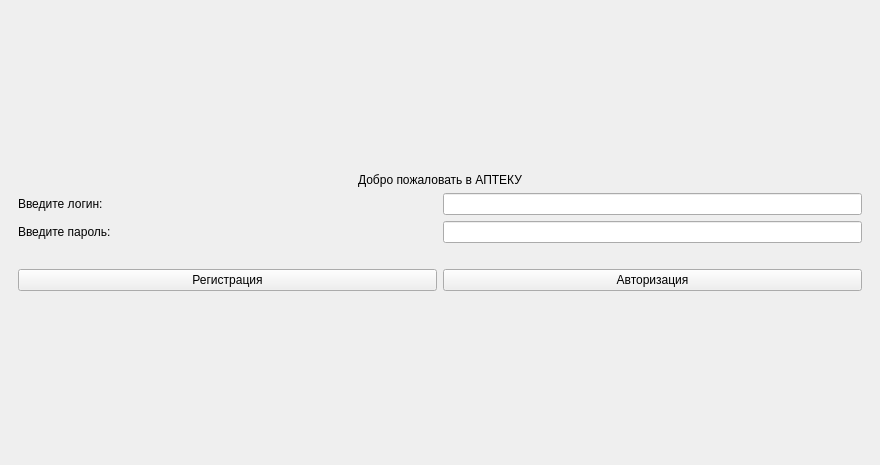
Old version of the form mainwindow.ui in the repository Toxicattack4up/AptekaService.
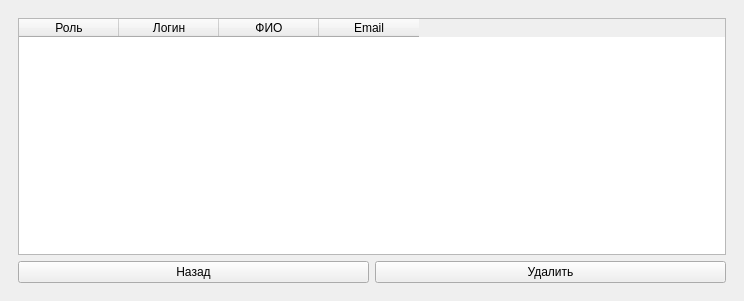
New version of the form. The open tabs and pages were chosen to show the change.

What changed in the file:
```diff
--- a/mainwindow.ui
+++ b/mainwindow.ui
@@ -6,8 +6,8 @@
    <rect>
     <x>0</x>
     <y>0</y>
-    <width>880</width>
-    <height>465</height>
+    <width>744</width>
+    <height>301</height>
    </rect>
   </property>
   <property name="sizePolicy">
@@ -192,6 +192,91 @@
         </item>
        </layout>
       </widget>
+      <widget class="QWidget" name="page_view_employees">
+       <layout class="QGridLayout" name="gridLayout_13">
+        <item row="0" column="0">
+         <layout class="QGridLayout" name="Admin_menu_employees">
+          <item row="2" column="0">
+           <widget class="QPushButton" name="back_menu_admin_pushButton">
+            <property name="text">
+             <string>Назад</string>
+            </property>
+           </widget>
+          </item>
+          <item row="2" column="1">
+           <widget class="QPushButton" name="delete_employees_pushButton">
+            <property name="text">
+             <string>Удалить</string>
+            </property>
+           </widget>
+          </item>
+          <item row="0" column="0" colspan="2">
+           <widget class="QTableWidget" name="table_mployees">
+            <column>
+             <property name="text">
+              <string>Роль</string>
+             </property>
+            </column>
+            <column>
+             <property name="text">
+              <string>Логин</string>
+             </property>
+            </column>
+            <column>
+             <property name="text">
+              <string>ФИО</string>
+             </property>
+            </column>
+            <column>
+             <property name="text">
+              <string>Email</string>
+             </property>
+            </column>
+           </widget>
+          </item>
+         </layout>
+        </item>
+       </layout>
+      </widget>
+      <widget class="QWidget" name="Remove_employees">
+       <layout class="QGridLayout" name="gridLayout_10">
+        <item row="0" column="0">
+         <layout class="QGridLayout" name="Admin_menu_remove_emoloyees">
+          <item row="0" column="0">
+           <widget class="QLabel" name="login_to_remove_label">
+            <property name="text">
+             <string>Введите логин для удаления:</string>
+            </property>
+           </widget>
+          </item>
+          <item row="1" column="1">
+           <widget class="QPushButton" name="remove_employees_Button">
+            <property name="text">
+             <string>Удалить</string>
+            </property>
+           </widget>
+          </item>
+          <item row="0" column="1">
+           <widget class="QLineEdit" name="remove_lineEdit">
+            <property name="sizePolicy">
+             <sizepolicy hsizetype="Preferred" vsizetype="Fixed">
+              <horstretch>0</horstretch>
+              <verstretch>0</verstretch>
+             </sizepolicy>
+            </property>
+           </widget>
+          </item>
+          <item row="1" column="0">
+           <widget class="QPushButton" name="back_to_view_employees">
+            <property name="text">
+             <string>Назад</string>
+            </property>
+           </widget>
+          </item>
+         </layout>
+        </item>
+       </layout>
+      </widget>
       <widget class="QWidget" name="page_view_pharmacy">
        <layout class="QGridLayout" name="gridLayout_8">
         <item row="0" column="0">
```
Left out of the diff: 53 changed lines with no effect on the pictures.
